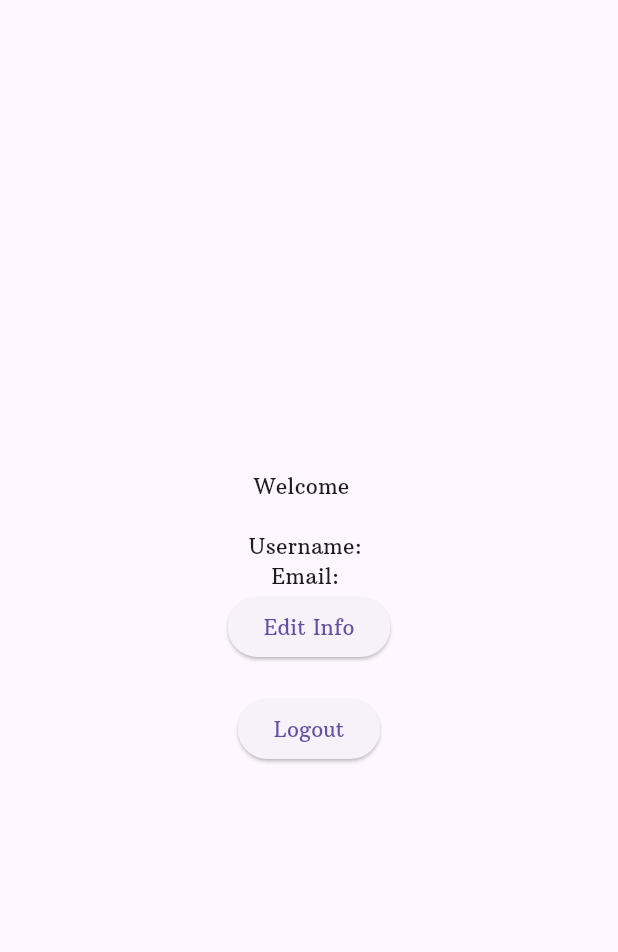
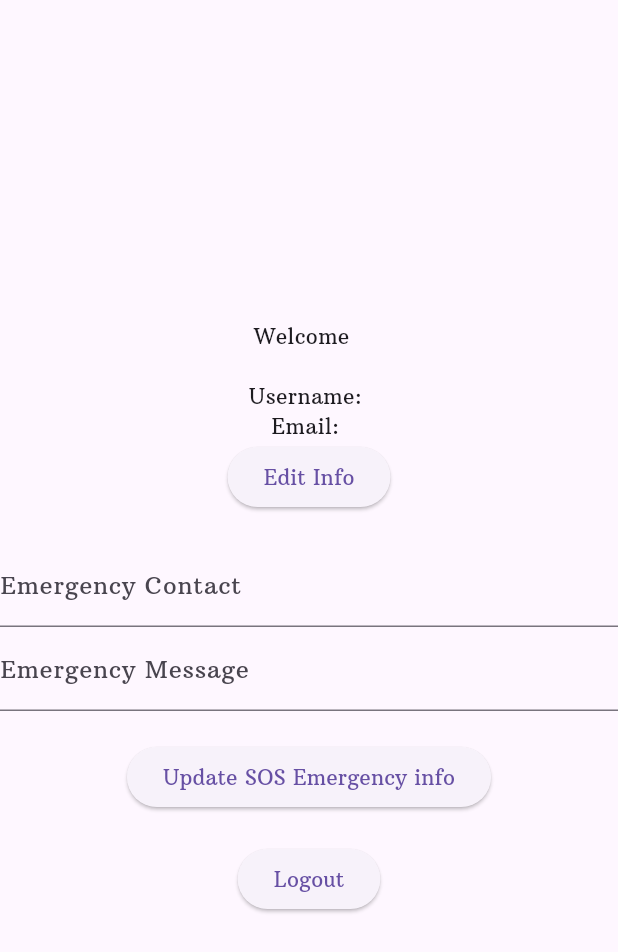
Before and after one commit to TeamSafety/SecureMe, a Flutter app: the MyProfile screen opened directly, on a phone screen of 412 x 824 dp. Shown: the top 952 px of the screen. Run offline on Flutter 3.47's test engine with Material 3 defaults, Android fonts, the phone set to English and light mode, and no system bars; our stand-ins replace cloud_firestore, firebase_auth, firebase_core, flutter_map, flutter_svg, geolocator and 2 more; missing offline and left inert: flutter_map_location_marker; accounts and stored records are empty.

Commit message:
update profile page

```diff
--- a/SourceCode/SecureShe_App/lib/pages/contacts_list.dart
+++ b/SourceCode/SecureShe_App/lib/pages/contacts_list.dart
@@ -8,8 +8,9 @@ TODO:
 2. add more cotacts (DONE)
 3. search method to search the local resources in different ways like
 according to the type of the contact, the urgency of your matter, type
-of help you are looking for.
-4. add the ability to add the contacts to your own list of contacts
+of help you are looking for (DONE)
+4. add the ability to add the contacts to your own list of contacts (Next up)
+5. admin and user roles (Next up)
 */
 class ContactPage extends StatefulWidget {
   @override
--- a/SourceCode/SecureShe_App/lib/pages/my_profile.dart
+++ b/SourceCode/SecureShe_App/lib/pages/my_profile.dart
@@ -6,7 +6,7 @@ import 'package:my_app/pages/login.dart';
 //TODO: please format the page!  (For Charles)
 
 final FirebaseAuth _auth = FirebaseAuth.instance;
-
+final FirebaseFirestore _firestore = FirebaseFirestore.instance;
 class MyProfile extends StatefulWidget {
   const MyProfile({Key? key}) : super(key: key);
 
@@ -17,6 +17,8 @@ class MyProfile extends StatefulWidget {
 class _MyProfileState extends State<MyProfile> {
   final TextEditingController _usernameController = TextEditingController();
   final TextEditingController _emailController = TextEditingController();
+  final TextEditingController _emergencyContactController = TextEditingController();
+  final TextEditingController _emergencyMessageController = TextEditingController();
 
   @override
   void initState() {
@@ -50,10 +52,12 @@ class _MyProfileState extends State<MyProfile> {
         await FirebaseFirestore.instance.collection('Users').doc(user.uid).update({
           'username': _usernameController.text,
           'email': _emailController.text,
+          'emergencyContact': _emergencyContactController.text,
+          'emergencyMessage': _emergencyMessageController.text,
         });
       } catch (e) {
         print('Error updating profile: $e');
-        // Handle error and provide user feedback
+        showSnackbar("Error fetching data from the database");
       }
     }
   }
@@ -66,11 +70,18 @@ class _MyProfileState extends State<MyProfile> {
         await user.updateEmail(_emailController.text);
       } catch (e) {
         print('Error updating email: $e');
-        // Handle error and provide user feedback
+        showSnackbar('Error updating email');
       }
     }
   }
-
+    void showSnackbar(String message) {
+      ScaffoldMessenger.of(context).showSnackBar(
+        SnackBar(
+          content: Text(message),
+          duration: const Duration(seconds: 2),
+        ),
+      );
+    }
   @override
   Widget build(BuildContext context) {
     return Scaffold(
@@ -82,6 +93,7 @@ class _MyProfileState extends State<MyProfile> {
             const SizedBox(height:20),
             Text('Username: ${_usernameController.text}'),
             Text('Email: ${_emailController.text}'),
+
             ElevatedButton(
               onPressed: () {
                 Navigator.push(
@@ -100,9 +112,28 @@ class _MyProfileState extends State<MyProfile> {
               child: const Text('Edit Info'),
             ),
             const SizedBox(height: 20,),
+            // SOS Button Configuration UI
+            TextField(
+              controller: _emergencyContactController,
+              decoration: const InputDecoration(labelText: 'Emergency Contact'),
+            ),
+            TextField(
+              controller: _emergencyMessageController,
+              decoration: const InputDecoration(labelText: 'Emergency Message'),
+            ),
+            const SizedBox(height: 20),
+            ElevatedButton(
+              onPressed: () async {
+                await updateProfile();
+                emergencySOSUpdate();
+              },
+              child: const Text('Update SOS Emergency info'),
+            ),
+            const SizedBox(height: 20),
             ElevatedButton(
               onPressed: () async {
                 await _auth.signOut();
+                // ignore: use_build_context_synchronously
                 Navigator.push(
                   context,
                   MaterialPageRoute(
@@ -117,9 +148,48 @@ class _MyProfileState extends State<MyProfile> {
       ),
     );
   }
+  Future<void> emergencySOSUpdate() async {
+    User? user = _auth.currentUser;
+    if (user != null) {
+      bool isContactInList = await isEmergencyContactInList(user.uid, _emergencyContactController.text);
+      if (isContactInList) {
+        try {
+          await FirebaseFirestore.instance.collection('Users').doc(user.uid).update({
+            'emergencyContact': _emergencyContactController.text,
+            'emergencyMessage': _emergencyMessageController.text,
+            'SOSConfigured': true,
+          });
+          showSnackbar("SOS emergency info updated successfully");
+        } catch (e) {
+          print('Error updating SOS emergency info: $e');
+          showSnackbar('Error updating SOS button info');
+        }
+      } else {
+        showSnackbar('Error: Emergency contact is not in your contact list');
+      }
+    }
+  }
+
+  Future<bool> isEmergencyContactInList(String userId, String emergencyContact) async {
+    try {
+      QuerySnapshot<Map<String, dynamic>> contactsSnapshot =
+          await FirebaseFirestore.instance.collection('Users').doc(userId).collection('contacts').get();
+
+      if (contactsSnapshot.docs.isNotEmpty) {
+        // Check if the emergency contact is in the user's contacts subcollection
+        return contactsSnapshot.docs.any((contact) => contact['contactName'] == emergencyContact);
+      } else {
+        print('User contacts subcollection is empty.');
+        return false;
+      }
+    } catch (e) {
+      print('Error checking emergency contact: $e');
+      return false;
+    }
+  }
 }
 
-
+// ignore: non_constant_identifier_names
 class EditInfoScreen extends StatelessWidget {
   final TextEditingController usernameController;
   final TextEditingController emailController;
```
